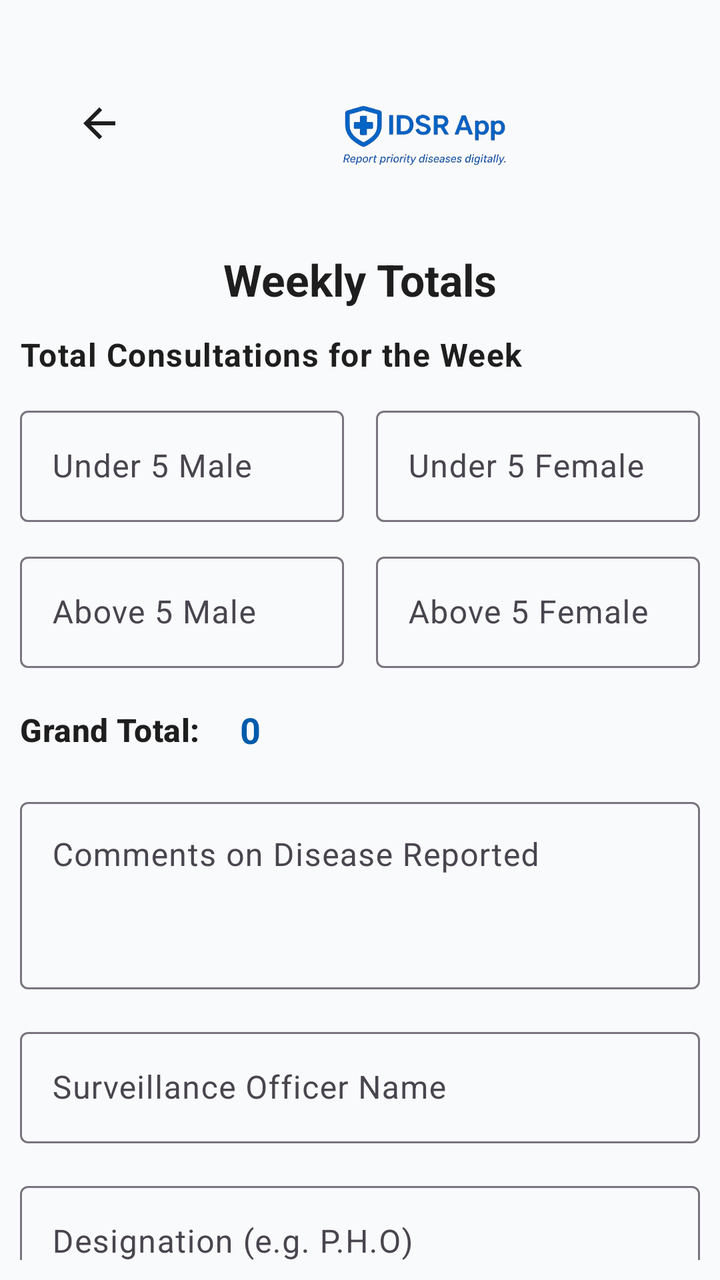
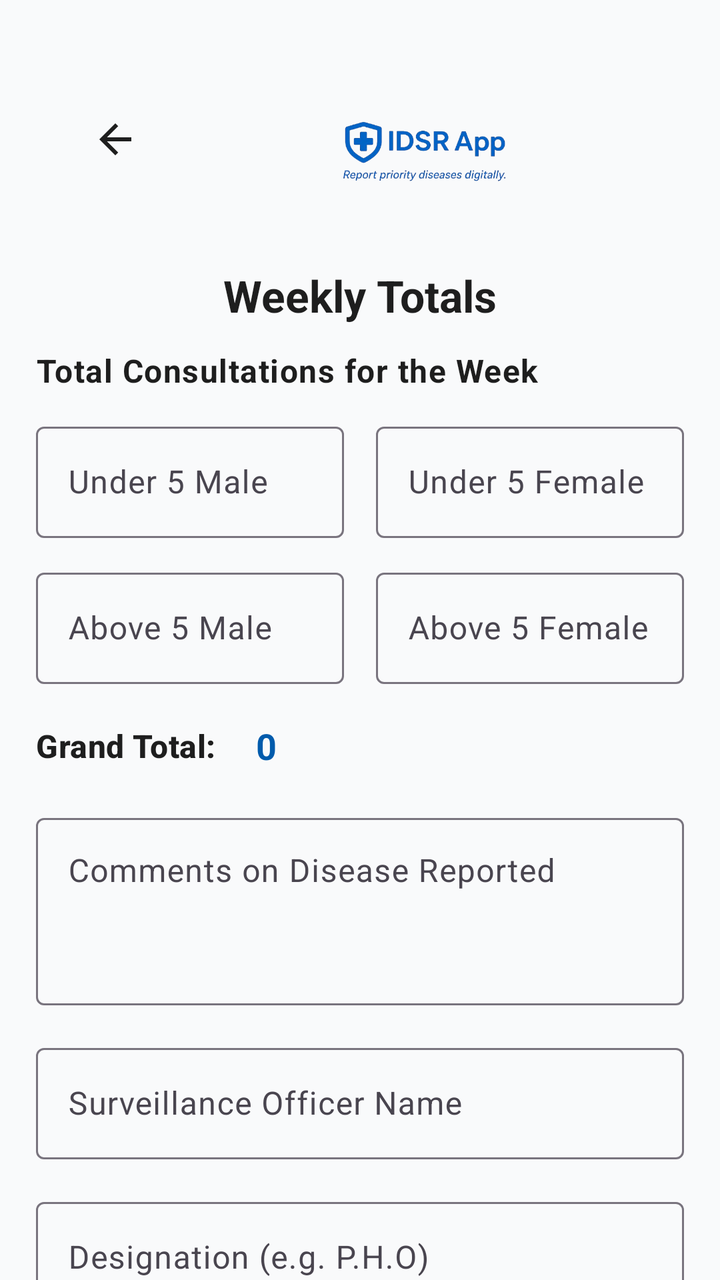

Two renders of the same Android screen: before a commit and after it. Below are the layout's source before the change and the commit's diff.
<!-- AndroidManifest.xml: application theme Theme.IDSR -->
<!-- res/layout/activity_surveillance3.xml -->
<?xml version="1.0" encoding="utf-8"?>
<androidx.constraintlayout.widget.ConstraintLayout xmlns:android="http://schemas.android.com/apk/res/android"
    xmlns:tools="http://schemas.android.com/tools"
    xmlns:app="http://schemas.android.com/apk/res-auto"
    android:id="@+id/weeklyTotal"
    android:layout_width="match_parent"
    android:layout_height="match_parent"
    android:padding="10dp"
    android:layout_margin="8dp"
    android:background="?attr/android:colorBackground"
    tools:context=".activities.SurveillanceActivity3">


    <androidx.appcompat.widget.AppCompatImageButton
        android:id="@+id/btnBackSur3"
        android:layout_width="47dp"
        android:layout_height="71dp"
        android:layout_margin="16dp"
        android:background="?attr/selectableItemBackgroundBorderless"
        android:contentDescription="Back"
        android:src="@drawable/back_btn"
        app:tint="?attr/colorOnSurface"
        app:layout_constraintStart_toStartOf="parent"
        app:layout_constraintTop_toTopOf="parent" />


    <androidx.appcompat.widget.AppCompatImageView
        android:id="@+id/imgLogo"
        android:layout_width="140dp"
        android:layout_height="100dp"
        android:scaleType="fitCenter"
        android:src="@drawable/splash11"
        android:contentDescription="App logo"
        app:layout_constraintStart_toEndOf="@id/btnBackSur3"
        app:layout_constraintTop_toTopOf="parent"
        app:layout_constraintEnd_toEndOf="parent"
        android:layout_marginTop="10dp" />


    <TextView
        android:id="@+id/tvSectionTitle"
        style="@style/TextAppearance.Material3.TitleLarge"
        android:layout_width="wrap_content"
        android:layout_height="wrap_content"
        android:layout_marginTop="5dp"
        android:gravity="center"
        android:text="Weekly Totals"
        android:textColor="?attr/colorOnSurface"
        android:textStyle="bold"
        app:layout_constraintEnd_toEndOf="parent"
        app:layout_constraintStart_toStartOf="parent"
        app:layout_constraintTop_toBottomOf="@id/imgLogo" />


    <TextView
        android:id="@+id/tvTotalsLabel"
        style="@style/TextAppearance.Material3.BodyLarge"
        android:layout_width="wrap_content"
        android:layout_height="wrap_content"
        android:text="Total Consultations for the Week"
        android:textStyle="bold"
        android:textColor="?attr/colorOnSurface"
        app:layout_constraintTop_toBottomOf="@id/tvSectionTitle"
        app:layout_constraintStart_toStartOf="parent"
        android:layout_marginTop="12dp"/>


    <com.google.android.material.textfield.TextInputLayout
        android:id="@+id/tilU5Male"
        style="@style/Widget.Material3.TextInputLayout.OutlinedBox"
        android:layout_width="0dp"
        android:layout_height="wrap_content"
        android:hint="Under 5 Male"
        app:layout_constraintTop_toBottomOf="@id/tvTotalsLabel"
        app:layout_constraintStart_toStartOf="parent"
        app:layout_constraintEnd_toStartOf="@id/tilU5Female"
        android:layout_marginTop="12dp"
        android:layout_marginEnd="8dp">

        <com.google.android.material.textfield.TextInputEditText
            android:id="@+id/etU5Male"
            android:layout_width="match_parent"
            android:layout_height="wrap_content"
            android:inputType="number"
            android:textColor="?attr/colorOnSurface" />
    </com.google.android.material.textfield.TextInputLayout>


    <com.google.android.material.textfield.TextInputLayout
        android:id="@+id/tilU5Female"
        style="@style/Widget.Material3.TextInputLayout.OutlinedBox"
        android:layout_width="0dp"
        android:layout_height="wrap_content"
        android:hint="Under 5 Female"
        app:layout_constraintBaseline_toBaselineOf="@id/tilU5Male"
        app:layout_constraintStart_toEndOf="@id/tilU5Male"
        app:layout_constraintEnd_toEndOf="parent"
        android:layout_marginStart="8dp">

        <com.google.android.material.textfield.TextInputEditText
            android:id="@+id/etU5Female"
            android:layout_width="match_parent"
            android:layout_height="wrap_content"
            android:inputType="number"
            android:textColor="?attr/colorOnSurface" />
    </com.google.android.material.textfield.TextInputLayout>


    <com.google.android.material.textfield.TextInputLayout
        android:id="@+id/tilA5Male"
        style="@style/Widget.Material3.TextInputLayout.OutlinedBox"
        android:layout_width="0dp"
        android:layout_height="wrap_content"
        android:hint="Above 5 Male"
        app:layout_constraintTop_toBottomOf="@id/tilU5Male"
        app:layout_constraintStart_toStartOf="parent"
        app:layout_constraintEnd_toStartOf="@id/tilA5Female"
        android:layout_marginTop="12dp"
        android:layout_marginEnd="8dp">

        <com.google.android.material.textfield.TextInputEditText
            android:id="@+id/etA5Male"
            android:layout_width="match_parent"
            android:layout_height="wrap_content"
            android:inputType="number"
            android:textColor="?attr/colorOnSurface" />
    </com.google.android.material.textfield.TextInputLayout>


    <com.google.android.material.textfield.TextInputLayout
        android:id="@+id/tilA5Female"
        style="@style/Widget.Material3.TextInputLayout.OutlinedBox"
        android:layout_width="0dp"
        android:layout_height="wrap_content"
        android:hint="Above 5 Female"
        app:layout_constraintBaseline_toBaselineOf="@id/tilA5Male"
        app:layout_constraintStart_toEndOf="@id/tilA5Male"
        app:layout_constraintEnd_toEndOf="parent"
        android:layout_marginStart="8dp">

        <com.google.android.material.textfield.TextInputEditText
            android:id="@+id/etA5Female"
            android:layout_width="match_parent"
            android:layout_height="wrap_content"
            android:inputType="number"
            android:textColor="?attr/colorOnSurface" />
    </com.google.android.material.textfield.TextInputLayout>


    <TextView
        android:id="@+id/tvGrandTotalLabel"
        style="@style/TextAppearance.Material3.TitleMedium"
        android:layout_width="wrap_content"
        android:layout_height="wrap_content"
        android:text="Grand Total:"
        android:textStyle="bold"
        android:textColor="?attr/colorOnSurface"
        app:layout_constraintTop_toBottomOf="@id/tilA5Male"
        app:layout_constraintStart_toStartOf="parent"
        android:layout_marginTop="20dp" />


    <TextView
        android:id="@+id/tvGrandTotal"
        android:layout_width="wrap_content"
        android:layout_height="wrap_content"
        android:text="0"
        android:textSize="18sp"
        android:textStyle="bold"
        android:textColor="?attr/colorPrimary"
        android:padding="8dp"
        app:layout_constraintTop_toTopOf="@id/tvGrandTotalLabel"
        app:layout_constraintBottom_toBottomOf="@id/tvGrandTotalLabel"
        app:layout_constraintStart_toEndOf="@id/tvGrandTotalLabel"
        android:layout_marginStart="12dp" />


    <com.google.android.material.textfield.TextInputLayout
        android:id="@+id/tilComments"
        style="@style/Widget.Material3.TextInputLayout.OutlinedBox"
        android:layout_width="0dp"
        android:layout_height="wrap_content"
        android:hint="Comments on Disease Reported"
        app:layout_constraintTop_toBottomOf="@id/tvGrandTotalLabel"
        app:layout_constraintStart_toStartOf="parent"
        app:layout_constraintEnd_toEndOf="parent"
        android:layout_marginTop="20dp">

        <com.google.android.material.textfield.TextInputEditText
            android:id="@+id/etComments"
            android:layout_width="match_parent"
            android:layout_height="wrap_content"
            android:inputType="textMultiLine|text"
            android:minLines="3"
            android:textColor="?attr/colorOnSurface"
            android:gravity="top"/>
    </com.google.android.material.textfield.TextInputLayout>


    <com.google.android.material.textfield.TextInputLayout
        android:id="@+id/tilOfficerName"
        style="@style/Widget.Material3.TextInputLayout.OutlinedBox"
        android:layout_width="0dp"
        android:layout_height="wrap_content"
        android:hint="Surveillance Officer Name"
        app:layout_constraintTop_toBottomOf="@id/tilComments"
        app:layout_constraintStart_toStartOf="parent"
        app:layout_constraintEnd_toEndOf="parent"
        android:layout_marginTop="16dp">

        <com.google.android.material.textfield.TextInputEditText
            android:id="@+id/etOfficerName"
            android:layout_width="match_parent"
            android:layout_height="wrap_content"
            android:inputType="textPersonName"
            android:textColor="?attr/colorOnSurface"/>
    </com.google.android.material.textfield.TextInputLayout>


    <com.google.android.material.textfield.TextInputLayout
        android:id="@+id/tilDesignation"
        style="@style/Widget.Material3.TextInputLayout.OutlinedBox"
        android:layout_width="0dp"
        android:layout_height="wrap_content"
        android:hint="Designation (e.g. P.H.O)"
        app:layout_constraintTop_toBottomOf="@id/tilOfficerName"
        app:layout_constraintStart_toStartOf="parent"
        app:layout_constraintEnd_toEndOf="parent"
        android:layout_marginTop="16dp">

        <com.google.android.material.textfield.TextInputEditText
            android:id="@+id/etDesignation"
            android:layout_width="match_parent"
            android:layout_height="wrap_content"
            android:inputType="text"
            android:textColor="?attr/colorOnSurface"/>
    </com.google.android.material.textfield.TextInputLayout>


    <com.google.android.material.button.MaterialButton
        android:id="@+id/btnSubmit"
        android:layout_width="0dp"
        android:layout_height="wrap_content"
        android:layout_marginTop="20dp"
        android:text="Submit Report"
        app:cornerRadius="12dp"
        app:iconGravity="textStart"
        android:textAllCaps="false"
        android:paddingVertical="14dp"
        app:layout_constraintTop_toBottomOf="@id/tilDesignation"
        app:layout_constraintStart_toStartOf="parent"
        app:layout_constraintEnd_toEndOf="parent"/>

</androidx.constraintlayout.widget.ConstraintLayout>
<!-- resources referenced by this layout -->
<resources>
  <!-- drawable back_btn (drawable) -->
  <vector xmlns:android="http://schemas.android.com/apk/res/android"
      android:width="24dp"
      android:height="24dp"
      android:viewportWidth="960"
      android:viewportHeight="960"
      android:tint="?attr/colorControlNormal"
      android:autoMirrored="true">
    <path
        android:fillColor="@android:color/white"
        android:pathData="M313,520L537,744L480,800L160,480L480,160L537,216L313,440L800,440L800,520L313,520Z"/>
  </vector>
  <!-- drawable splash11: png bitmap (drawable, 74529 bytes) -->
  <style name="Theme.IDSR" parent="Theme.Material3.DayNight.NoActionBar">
  
  
          <item name="colorPrimary">@color/idsr_primary</item>
          <item name="colorOnPrimary">@color/idsr_on_primary</item>
          <item name="colorPrimaryContainer">#D2E3FC</item>
  
  
          <item name="android:colorBackground">@color/idsr_background</item>
  
  
          <item name="colorSurface">@color/idsr_surface</item>
          <item name="colorSurfaceVariant">@color/idsr_background</item>
  
  
          <item name="colorOnSurface">@color/idsr_on_surface</item>
  
          <item name="android:textColor">@color/idsr_on_surface</item>
          <item name="android:textColorPrimary">@color/idsr_on_surface</item>
          <item name="android:textColorSecondary">@color/idsr_gray</item>
  
  
          <item name="textInputStyle">@style/Widget.Material3.TextInputLayout.OutlinedBox</item>
  
  
          <item name="android:statusBarColor">@android:color/transparent</item>
          <item name="android:windowLightStatusBar">true</item>
  
      </style>
  <color name="idsr_primary">#005BAC</color>
  <color name="idsr_on_primary">#FFFFFF</color>
  <color name="idsr_background">#F9FAFB</color>
  <color name="idsr_surface">#FFFFFF</color>
  <color name="idsr_on_surface">#1E1E1E</color>
  <color name="idsr_gray">#555555</color>
</resources>

<!-- the commit's change to res/layout/activity_surveillance3.xml (unified diff, before → after) -->
@@ -1,14 +1,19 @@
 <?xml version="1.0" encoding="utf-8"?>
-<androidx.constraintlayout.widget.ConstraintLayout xmlns:android="http://schemas.android.com/apk/res/android"
+<androidx.core.widget.NestedScrollView android:layout_width="match_parent"
+    android:layout_height="match_parent"
     xmlns:tools="http://schemas.android.com/tools"
+    android:fillViewport="true"
+    xmlns:android="http://schemas.android.com/apk/res/android"
+    android:background="?attr/android:colorBackground"
+    tools:context=".activities.SurveillanceActivity3">
+
+<androidx.constraintlayout.widget.ConstraintLayout
     xmlns:app="http://schemas.android.com/apk/res-auto"
     android:id="@+id/weeklyTotal"
     android:layout_width="match_parent"
-    android:layout_height="match_parent"
+    android:layout_height="wrap_content"
     android:padding="10dp"
-    android:layout_margin="8dp"
-    android:background="?attr/android:colorBackground"
-    tools:context=".activities.SurveillanceActivity3">
+    android:layout_margin="8dp">
 
 
     <androidx.appcompat.widget.AppCompatImageButton
@@ -252,3 +257,4 @@
         app:layout_constraintEnd_toEndOf="parent"/>
 
 </androidx.constraintlayout.widget.ConstraintLayout>
+</androidx.core.widget.NestedScrollView>
